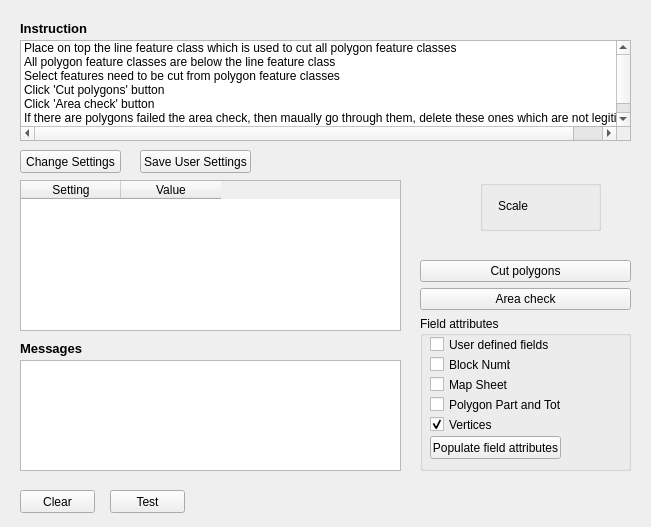
Before: the Qt Designer form graticular_block_cutting_tool_dialog_base.ui in GeoscienceAustralia/GraticularBlockCuttingTool, drawn with Qt 5.
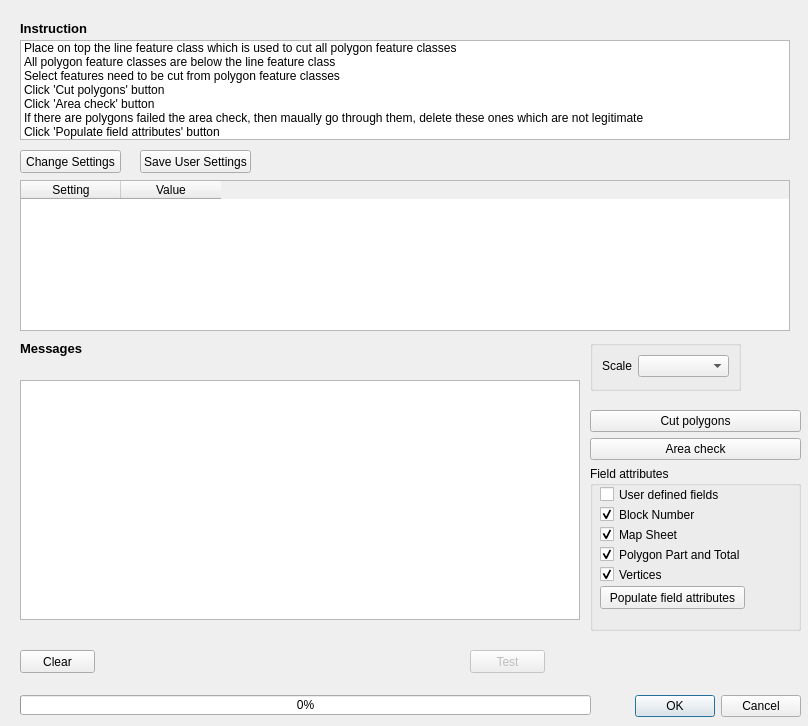
After: the same form once the commit is applied.

```diff
--- a/graticular_block_cutting_tool_dialog_base.ui
+++ b/graticular_block_cutting_tool_dialog_base.ui
@@ -6,8 +6,8 @@
    <rect>
     <x>0</x>
     <y>0</y>
-    <width>651</width>
-    <height>527</height>
+    <width>808</width>
+    <height>726</height>
    </rect>
   </property>
   <property name="windowTitle">
@@ -16,9 +16,9 @@
   <widget class="QDialogButtonBox" name="button_box">
    <property name="geometry">
     <rect>
-     <x>420</x>
+     <x>590</x>
      <y>690</y>
-     <width>341</width>
+     <width>211</width>
      <height>32</height>
     </rect>
    </property>
@@ -34,8 +34,8 @@
     <rect>
      <x>20</x>
      <y>40</y>
-     <width>611</width>
-     <height>101</height>
+     <width>770</width>
+     <height>100</height>
     </rect>
    </property>
    <property name="sizePolicy">
@@ -124,9 +124,9 @@
    <property name="geometry">
     <rect>
      <x>20</x>
-     <y>360</y>
-     <width>381</width>
-     <height>111</height>
+     <y>380</y>
+     <width>560</width>
+     <height>240</height>
     </rect>
    </property>
    <property name="sizePolicy">
@@ -140,7 +140,7 @@
    <property name="geometry">
     <rect>
      <x>20</x>
-     <y>490</y>
+     <y>650</y>
      <width>75</width>
      <height>23</height>
     </rect>
@@ -157,7 +157,7 @@
     <rect>
      <x>20</x>
      <y>180</y>
-     <width>381</width>
+     <width>770</width>
      <height>151</height>
     </rect>
    </property>
@@ -221,10 +221,13 @@
    </property>
   </widget>
   <widget class="QPushButton" name="btn_Test">
+   <property name="enabled">
+    <bool>false</bool>
+   </property>
    <property name="geometry">
     <rect>
-     <x>110</x>
-     <y>490</y>
+     <x>470</x>
+     <y>650</y>
      <width>75</width>
      <height>23</height>
     </rect>
@@ -236,10 +239,10 @@
   <widget class="QWidget" name="verticalLayoutWidget">
    <property name="geometry">
     <rect>
-     <x>420</x>
-     <y>260</y>
+     <x>590</x>
+     <y>410</y>
      <width>211</width>
-     <height>211</height>
+     <height>221</height>
     </rect>
    </property>
    <layout class="QVBoxLayout" name="verticalLayout">
@@ -273,7 +276,7 @@
         <rect>
          <x>10</x>
          <y>120</y>
-         <width>131</width>
+         <width>145</width>
          <height>23</height>
         </rect>
        </property>
@@ -286,7 +289,7 @@
         <rect>
          <x>10</x>
          <y>20</y>
-         <width>121</width>
+         <width>141</width>
          <height>17</height>
         </rect>
        </property>
@@ -299,7 +302,7 @@
         <rect>
          <x>10</x>
          <y>40</y>
-         <width>81</width>
+         <width>111</width>
          <height>17</height>
         </rect>
        </property>
@@ -307,7 +310,7 @@
         <string>Block Number</string>
        </property>
        <property name="checked">
-        <bool>false</bool>
+        <bool>true</bool>
        </property>
       </widget>
       <widget class="QCheckBox" name="chk_MapSheet">
@@ -323,7 +326,7 @@
         <string>Map Sheet</string>
        </property>
        <property name="checked">
-        <bool>false</bool>
+        <bool>true</bool>
        </property>
       </widget>
       <widget class="QCheckBox" name="chk_PolygonPartAndTotalField">
@@ -331,7 +334,7 @@
         <rect>
          <x>10</x>
          <y>80</y>
-         <width>131</width>
+         <width>161</width>
          <height>17</height>
         </rect>
        </property>
@@ -339,7 +342,7 @@
         <string>Polygon Part and Total</string>
        </property>
        <property name="checked">
-        <bool>false</bool>
+        <bool>true</bool>
        </property>
       </widget>
       <widget class="QCheckBox" name="chk_VerticesField">
@@ -365,23 +368,23 @@
   <widget class="QGroupBox" name="horizontalGroupBox">
    <property name="geometry">
     <rect>
-     <x>480</x>
-     <y>180</y>
-     <width>121</width>
+     <x>590</x>
+     <y>340</y>
+     <width>151</width>
      <height>51</height>
     </rect>
    </property>
    <layout class="QFormLayout" name="formLayout">
     <item row="0" column="1">
+     <widget class="QComboBox" name="comboScale"/>
+    </item>
+    <item row="0" column="0">
      <widget class="QLabel" name="label_3">
       <property name="text">
        <string>Scale</string>
       </property>
      </widget>
     </item>
-    <item row="0" column="0">
-     <widget class="QComboBox" name="comboScale"/>
-    </item>
    </layout>
   </widget>
  </widget>
```
